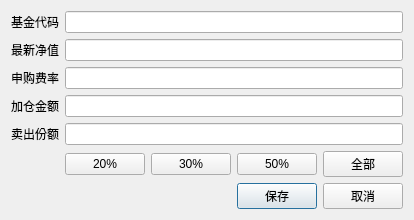
The window that ui/fundDealDialog.ui (xuzhonglin/FundView) describes before a commit, drawn with Qt 5.
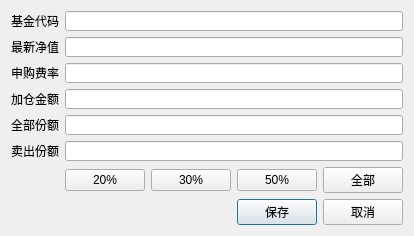
The same window after the commit.

What changed in the file:
```diff
--- a/ui/fundDealDialog.ui
+++ b/ui/fundDealDialog.ui
@@ -7,7 +7,7 @@
     <x>0</x>
     <y>0</y>
     <width>394</width>
-    <height>200</height>
+    <height>236</height>
    </rect>
   </property>
   <property name="windowTitle">
@@ -41,7 +41,7 @@
        <property name="minimumSize">
         <size>
          <width>250</width>
-         <height>0</height>
+         <height>20</height>
         </size>
        </property>
        <property name="maximumSize">
@@ -70,7 +70,7 @@
        <property name="minimumSize">
         <size>
          <width>250</width>
-         <height>0</height>
+         <height>20</height>
         </size>
        </property>
        <property name="maximumSize">
@@ -99,7 +99,7 @@
        <property name="minimumSize">
         <size>
          <width>250</width>
-         <height>0</height>
+         <height>20</height>
         </size>
        </property>
        <property name="maximumSize">
@@ -128,7 +128,7 @@
        <property name="minimumSize">
         <size>
          <width>250</width>
-         <height>0</height>
+         <height>20</height>
         </size>
        </property>
        <property name="maximumSize">
@@ -139,36 +139,36 @@
        </property>
       </widget>
      </item>
-     <item row="4" column="0">
+     <item row="5" column="0">
       <widget class="QLabel" name="saleUnitsLabel">
        <property name="text">
         <string>卖出份额</string>
        </property>
       </widget>
      </item>
-     <item row="4" column="1">
-      <widget class="QLineEdit" name="saleUnitsTxt">
-       <property name="sizePolicy">
-        <sizepolicy hsizetype="Expanding" vsizetype="Expanding">
-         <horstretch>0</horstretch>
-         <verstretch>0</verstretch>
-        </sizepolicy>
-       </property>
-       <property name="minimumSize">
-        <size>
-         <width>250</width>
-         <height>0</height>
-        </size>
-       </property>
-       <property name="maximumSize">
-        <size>
-         <width>500</width>
-         <height>16777215</height>
-        </size>
-       </property>
-      </widget>
-     </item>
      <item row="5" column="1">
+      <widget class="QLineEdit" name="saleUnitsTxt">
+       <property name="sizePolicy">
+        <sizepolicy hsizetype="Expanding" vsizetype="Expanding">
+         <horstretch>0</horstretch>
+         <verstretch>0</verstretch>
+        </sizepolicy>
+       </property>
+       <property name="minimumSize">
+        <size>
+         <width>250</width>
+         <height>20</height>
+        </size>
+       </property>
+       <property name="maximumSize">
+        <size>
+         <width>500</width>
+         <height>16777215</height>
+        </size>
+       </property>
+      </widget>
+     </item>
+     <item row="6" column="1">
       <layout class="QHBoxLayout" name="saleRateLayout">
        <item>
         <widget class="QPushButton" name="rate20Btn">
@@ -224,6 +224,23 @@
        </item>
       </layout>
      </item>
+     <item row="4" column="0">
+      <widget class="QLabel" name="label">
+       <property name="text">
+        <string>全部份额</string>
+       </property>
+      </widget>
+     </item>
+     <item row="4" column="1">
+      <widget class="QLineEdit" name="lineEdit">
+       <property name="minimumSize">
+        <size>
+         <width>0</width>
+         <height>20</height>
+        </size>
+       </property>
+      </widget>
+     </item>
     </layout>
    </item>
    <item row="2" column="0">
```
